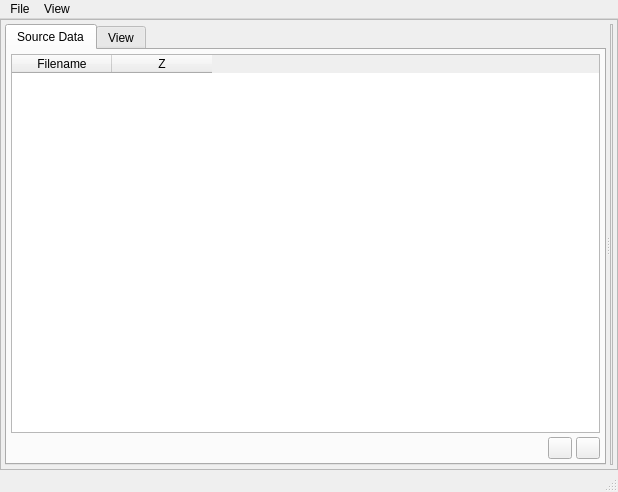
Before: the Qt Designer form src/gui/fqplot.ui in trisyoungs/uchroma, drawn with Qt 5.
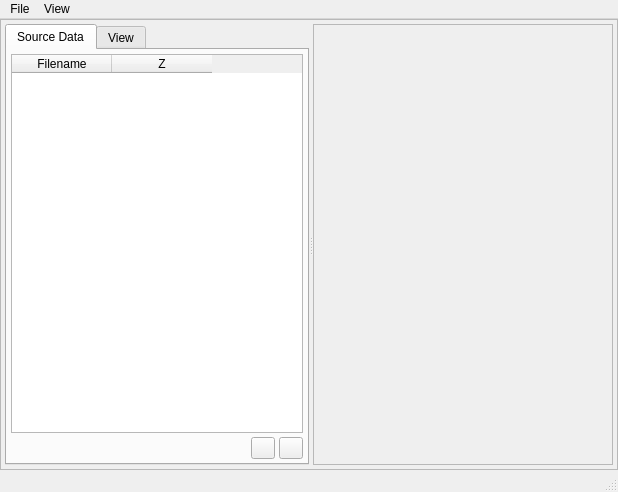
After: the same form once the commit is applied. The open tabs and pages were chosen to show the change. Icons and pictures are not drawn. Custom widgets are drawn as their Qt base class.

Diff of the .ui file:
```diff
--- a/src/gui/fqplot.ui
+++ b/src/gui/fqplot.ui
@@ -634,6 +634,12 @@
             <verstretch>0</verstretch>
            </sizepolicy>
           </property>
+          <property name="minimumSize">
+           <size>
+            <width>300</width>
+            <height>0</height>
+           </size>
+          </property>
           <property name="frameShape">
            <enum>QFrame::StyledPanel</enum>
           </property>
@@ -742,6 +748,12 @@
    <header>gui/viewer.uih</header>
    <container>1</container>
   </customwidget>
+  <customwidget>
+   <class>ColourScale</class>
+   <extends>QWidget</extends>
+   <header>gui/colourscale.uih</header>
+   <container>1</container>
+  </customwidget>
  </customwidgets>
  <resources>
   <include location="icons.qrc"/>
```
Left out of the diff: 4 changed lines with no effect on the pictures.
